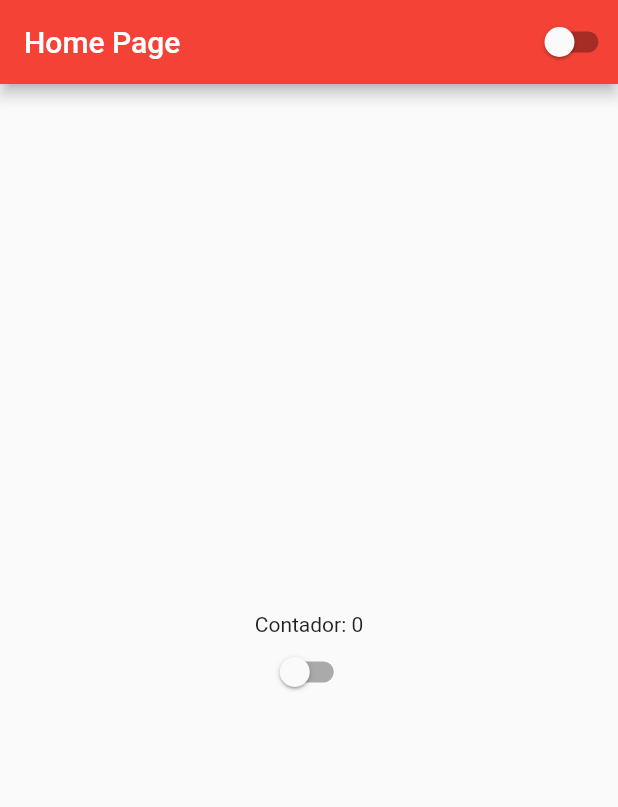
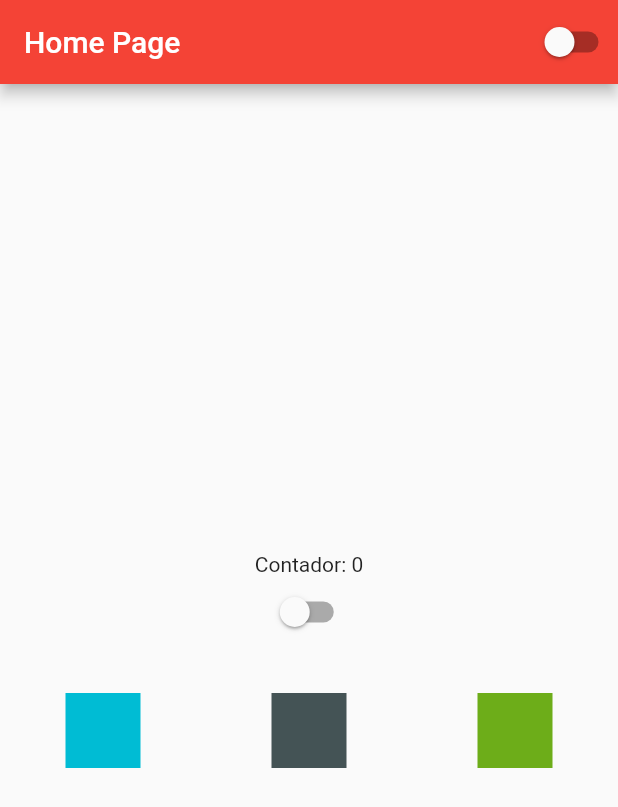
Before and after one commit to thak1996/studingflu, a Flutter app: the screen it shows after launch, on a phone screen of 412 x 824 dp. Shown: the top 807 px of the screen. Run offline on Flutter 3.47's test engine with Material 2 defaults, Android fonts, the light colour scheme and no system bars.

Commit message:
Aula 15 - Rows

```diff
--- a/lib/home_page.dart
+++ b/lib/home_page.dart
@@ -24,7 +24,28 @@ class _HomePageState extends State<HomePage> {
           mainAxisAlignment: MainAxisAlignment.center,
           children: [
             Text('Contador: $counter'),
-            CustomSwitch()
+            CustomSwitch(),
+            SizedBox(height: 30),
+            Row(
+              mainAxisAlignment: MainAxisAlignment.spaceAround,
+              children: [
+                Container(
+                  width: 50,
+                  height: 50,
+                  color: Colors.cyan,
+                ),
+                Container(
+                  width: 50,
+                  height: 50,
+                  color: Color.fromARGB(255, 68, 83, 85),
+                ),
+                Container(
+                  width: 50,
+                  height: 50,
+                  color: Color.fromARGB(255, 109, 173, 25),
+                ),
+              ],
+            )
           ],
         ),
       ),
```
